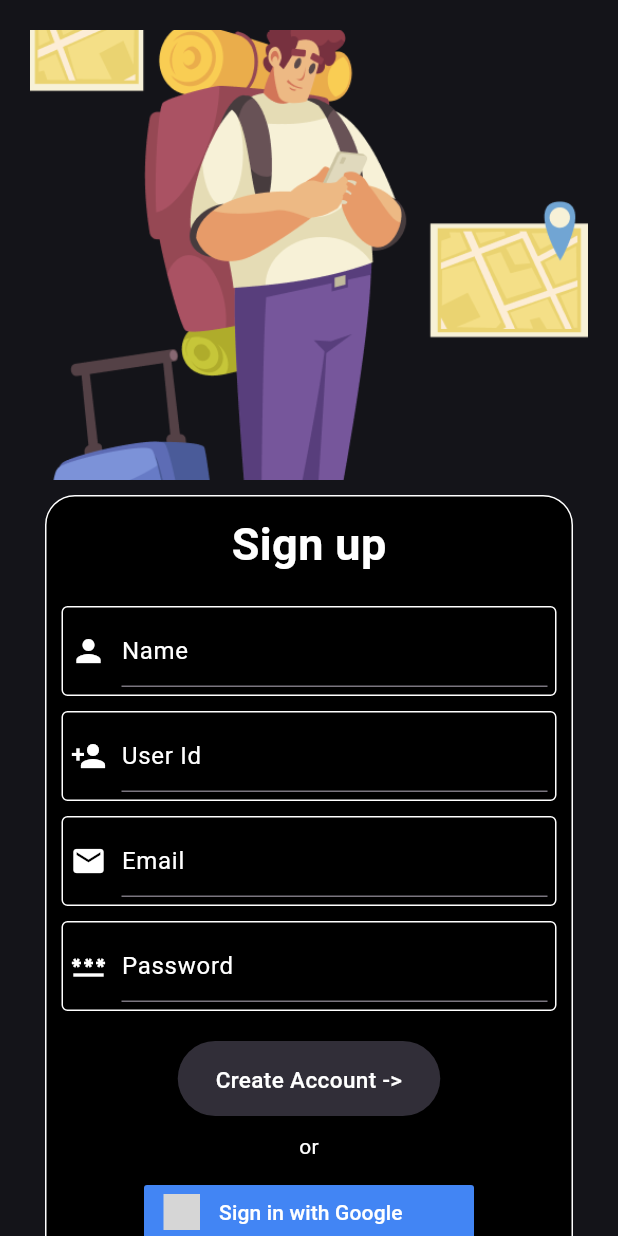
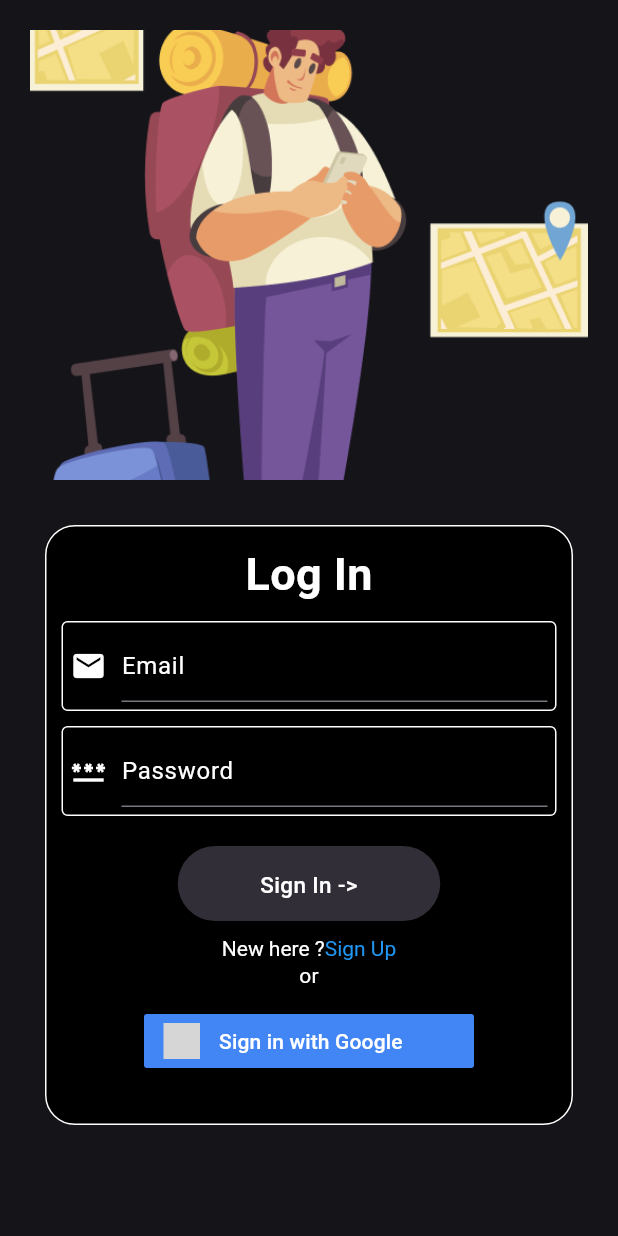
Before and after one commit to YuvrajSingh3110/travel_crew, a Flutter app: the Login screen opened directly, on a phone screen of 412 x 824 dp. Run offline on Flutter 3.47's test engine with Material 2 defaults, Android fonts, the phone set to English and light mode, and no system bars; our stand-ins replace appwrite, dropdown_button2, flutter_native_splash, flutter_signin_button, google_fonts, google_sign_in and 2 more; accounts and stored records are empty; network calls fail; grey boxes are pictures that could not be loaded.

Commit message:
Fixed sign in bug and changes to home screen ui

```diff
--- a/lib/views/login.dart
+++ b/lib/views/login.dart
@@ -1,8 +1,11 @@
+import 'package:appwrite/appwrite.dart';
+import 'package:flutter/gestures.dart';
 import 'package:flutter/material.dart';
 import 'package:flutter_signin_button/flutter_signin_button.dart';
 import 'package:travel_crew/navBar/bottomNavBar.dart';
 import 'package:travel_crew/services/auth_state.dart';
 import 'package:provider/provider.dart';
+import 'package:travel_crew/services/localDB.dart';
 import 'package:travel_crew/views/home.dart';
 import 'package:travel_crew/views/signup.dart';
 
@@ -16,6 +19,17 @@ class Login extends StatefulWidget {
 class _LoginState extends State<Login> {
   TextEditingController _email = TextEditingController();
   TextEditingController _password = TextEditingController();
+
+  signIn() async {
+    try {
+      AuthState state = Provider.of<AuthState>(context, listen: false);
+      await state.login(
+          email: _email.text.toString(), password: _password.text.toString());
+    } catch (e) {
+      print("login failed");
+      print(e);
+    }
+  }
 
   @override
   Widget build(BuildContext context) {
@@ -34,9 +48,12 @@ class _LoginState extends State<Login> {
                   height: 300,
                   width: MediaQuery.of(context).size.width,
                 ),
+                SizedBox(
+                  height: 20,
+                ),
                 Container(
                   margin: EdgeInsets.all(10),
-                  height: 530,
+                  height: 400,
                   width: MediaQuery.of(context).size.width,
                   padding: EdgeInsets.all(10),
                   decoration: BoxDecoration(
@@ -46,65 +63,11 @@ class _LoginState extends State<Login> {
                   child: Column(
                     children: [
                       Text(
-                        "Sign up",
+                        "Log In",
                         style: TextStyle(
                             fontWeight: FontWeight.bold,
                             fontSize: 30,
                             color: Colors.white),
-                      ),
-                      const SizedBox(height: 20.0),
-                      Container(
-                        padding: EdgeInsets.all(5),
-                        decoration: BoxDecoration(
-                            border: Border.all(color: Colors.white),
-                            borderRadius: BorderRadius.circular(4)),
-                        child: Row(
-                          children: [
-                            Icon(
-                              Icons.person,
-                              color: Colors.white,
-                            ),
-                            SizedBox(
-                              width: 10,
-                            ),
-                            Expanded(
-                              child: TextField(
-                                controller: _name,
-                                style: TextStyle(color: Colors.white),
-                                decoration: InputDecoration(
-                                    hintText: "Name",
-                                    hintStyle: TextStyle(color: Colors.white)),
-                              ),
-                            ),
-                          ],
-                        ),
-                      ),
-                      const SizedBox(height: 10.0),
-                      Container(
-                        padding: EdgeInsets.all(5),
-                        decoration: BoxDecoration(
-                            border: Border.all(color: Colors.white),
-                            borderRadius: BorderRadius.circular(4)),
-                        child: Row(
-                          children: [
-                            Icon(
-                              Icons.person_add,
-                              color: Colors.white,
-                            ),
-                            SizedBox(
-                              width: 10,
-                            ),
-                            Expanded(
-                              child: TextField(
-                                controller: _userid,
-                                style: TextStyle(color: Colors.white),
-                                decoration: InputDecoration(
-                                    hintText: "User Id",
-                                    hintStyle: TextStyle(color: Colors.white)),
-                              ),
-                            ),
-                          ],
-                        ),
                       ),
                       const SizedBox(height: 10.0),
                       Container(
@@ -172,31 +135,46 @@ class _LoginState extends State<Login> {
                           ),
                           child: InkWell(
                             child: Text(
-                              "Create Account ->",
+                              "Sign In ->",
                               style: TextStyle(
                                   fontSize: 15,
                                   fontWeight: FontWeight.w500,
                                   color: Colors.white),
                               textAlign: TextAlign.center,
                             ),
-                            onTap: () {
-                              AuthState state = Provider.of<AuthState>(context,
-                                  listen: false);
-                              state.createAccount(
-                                  _name.toString(),
-                                  _email.toString(),
-                                  _password.toString(),
-                                  _userid as String);
-                              Navigator.pushReplacement(
-                                  context,
-                                  MaterialPageRoute(
-                                      builder: (BuildContext context) =>
-                                      const Home()));
+                            onTap: () async {
+                              await signIn();
+
+                              await LocalDB.getUserId().then((value) {
+                                if (value != null) {
+                                  Navigator.pushReplacement(
+                                      context,
+                                      MaterialPageRoute(
+                                          builder: (BuildContext context) =>
+                                              const BottomNavBar()));
+                                }
+                              });
                             },
                           ),
                         ),
                       ),
                       const SizedBox(height: 10),
+                      RichText(
+                          text: TextSpan(children: <TextSpan>[
+                        TextSpan(
+                            text: "New here ?",
+                            style: TextStyle(color: Colors.white)),
+                        TextSpan(
+                            text: "Sign Up",
+                            style: TextStyle(color: Colors.blue),
+                            recognizer: TapGestureRecognizer()
+                              ..onTap = () {
+                                Navigator.pushReplacement(context, MaterialPageRoute(builder: (context) => SignUp()));
+                              }),
+                      ])),
+                      // ElevatedButton(onPressed: (){
+                      //   Navigator.pushReplacement(context, MaterialPageRoute(builder: (context) => SignUp()));
+                      // }, child: Text("Sign up")),
                       Row(
                         mainAxisAlignment: MainAxisAlignment.spaceAround,
                         children: [
```
Also changed, not shown: lib/main.dart (+9 -9 lines), lib/services/auth_state.dart (+26 -19 lines), lib/views/home.dart (+50 -22 lines), lib/views/signup.dart (+88 -25 lines).
